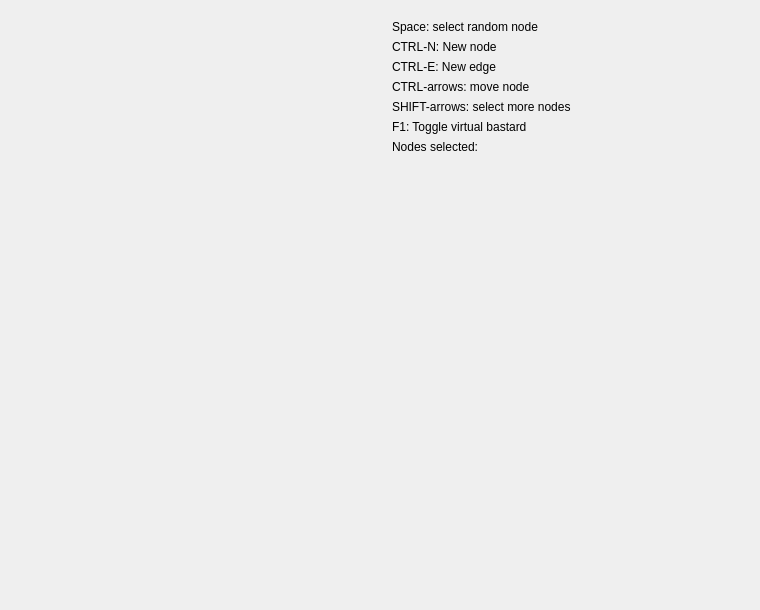
richelbilderbeek/TestConceptMap, file qttesteditconceptmapdialog.ui: the form before one commit.
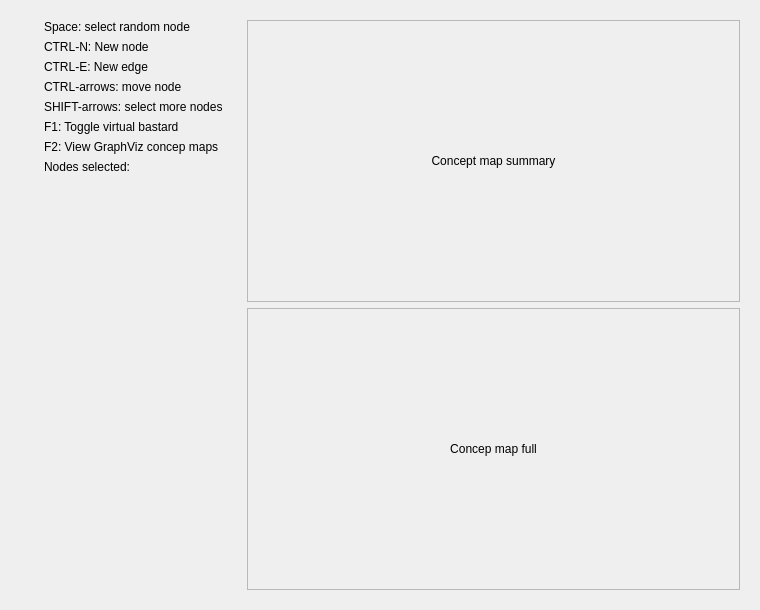
The form after the commit.

The edit to the form file:
```diff
--- a/qttesteditconceptmapdialog.ui
+++ b/qttesteditconceptmapdialog.ui
@@ -67,6 +67,13 @@
         </property>
        </widget>
       </item>
+      <item>
+       <widget class="QLabel" name="label_3">
+        <property name="text">
+         <string>F2: View GraphViz concep maps</string>
+        </property>
+       </widget>
+      </item>
       <item>
        <widget class="QLabel" name="label_nodes_selected">
         <property name="text">
@@ -90,6 +97,70 @@
      </layout>
     </widget>
    </item>
+   <item>
+    <widget class="QWidget" name="widget_2" native="true">
+     <layout class="QVBoxLayout" name="verticalLayout_3">
+      <item>
+       <widget class="QScrollArea" name="scrollArea">
+        <property name="widgetResizable">
+         <bool>true</bool>
+        </property>
+        <widget class="QWidget" name="scrollAreaWidgetContents">
+         <property name="geometry">
+          <rect>
+           <x>0</x>
+           <y>0</y>
+           <width>480</width>
+           <height>280</height>
+          </rect>
+         </property>
+         <layout class="QGridLayout" name="gridLayout">
+          <item row="0" column="0">
+           <widget class="QLabel" name="image_concept_map_summary">
+            <property name="text">
+             <string>Concept map summary</string>
+            </property>
+            <property name="alignment">
+             <set>Qt::AlignCenter</set>
+            </property>
+           </widget>
+          </item>
+         </layout>
+        </widget>
+       </widget>
+      </item>
+      <item>
+       <widget class="QScrollArea" name="scrollArea_2">
+        <property name="widgetResizable">
+         <bool>true</bool>
+        </property>
+        <widget class="QWidget" name="scrollAreaWidgetContents_2">
+         <property name="geometry">
+          <rect>
+           <x>0</x>
+           <y>0</y>
+           <width>480</width>
+           <height>280</height>
+          </rect>
+         </property>
+         <layout class="QGridLayout" name="gridLayout_2">
+          <item row="0" column="0">
+           <widget class="QLabel" name="image_concept_map_full">
+            <property name="text">
+             <string>Concep map full</string>
+            </property>
+            <property name="alignment">
+             <set>Qt::AlignCenter</set>
+            </property>
+           </widget>
+          </item>
+         </layout>
+        </widget>
+       </widget>
+      </item>
+     </layout>
+    </widget>
+   </item>
   </layout>
  </widget>
  <resources/>
```
